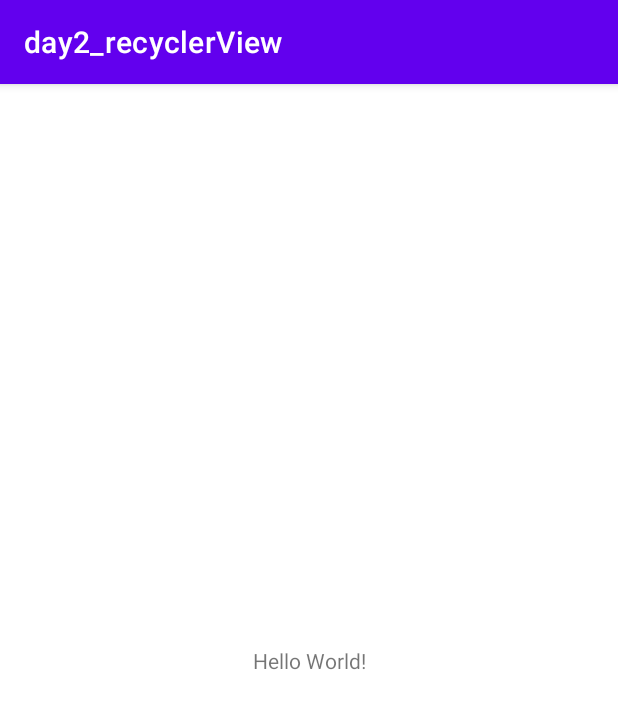
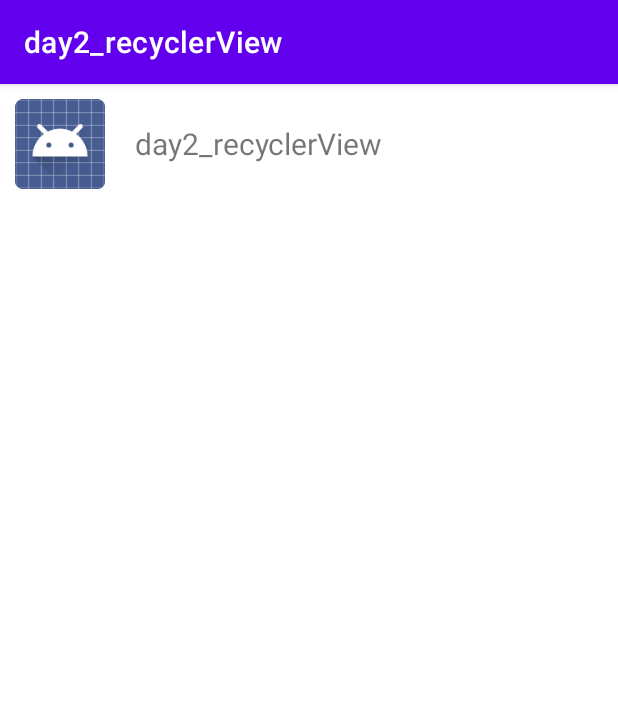
Before and after one commit to kudou-lbs/AndroidTraining, an Android app: the screen it shows after launch (MainActivity), on a phone screen of 412 x 824 dp. Shown: the top 709 px of the screen. Run offline under Robolectric (Android 15) with nearby library versions, the phone set to English and light mode, and no system bars.

Commit message:
day2_RecyclerView finish

```diff
--- a/day2_recyclerview/build.gradle
+++ b/day2_recyclerview/build.gradle
@@ -32,6 +32,7 @@ dependencies {
     implementation 'androidx.appcompat:appcompat:1.2.0'
     implementation 'com.google.android.material:material:1.3.0'
     implementation 'androidx.constraintlayout:constraintlayout:2.0.4'
+    implementation 'androidx.recyclerview:recyclerview:1.2.0'
     testImplementation 'junit:junit:4.+'
     androidTestImplementation 'androidx.test.ext:junit:1.1.2'
     androidTestImplementation 'androidx.test.espresso:espresso-core:3.3.0'
--- /dev/null
+++ b/day2_recyclerview/src/main/java/com/lbs/day2_recyclerview/AppInfo.java
@@ -0,0 +1,11 @@
+package com.lbs.day2_recyclerview;
+
+import android.graphics.drawable.Drawable;
+
+//描述app_item特征的类
+public class AppInfo {
+    //应用图标
+    public Drawable icon;
+    //应用名
+    public String name;
+}
--- /dev/null
+++ b/day2_recyclerview/src/main/java/com/lbs/day2_recyclerview/AppInfoAdapter.java
@@ -0,0 +1,56 @@
+package com.lbs.day2_recyclerview;
+
+import android.content.Context;
+import android.view.LayoutInflater;
+import android.view.View;
+import android.view.ViewGroup;
+import android.widget.ImageView;
+import android.widget.TextView;
+
+import androidx.annotation.NonNull;
+import androidx.recyclerview.widget.RecyclerView;
+
+import java.util.List;
+
+public class AppInfoAdapter extends RecyclerView.Adapter<AppInfoAdapter.ViewHolder> {
+
+    //展示内容列表
+    private List<AppInfo> list;
+    private Context context;
+
+    public AppInfoAdapter(List<AppInfo> list, Context context){
+        this.list=list;
+        this.context=context;
+    }
+
+    @NonNull
+    @Override
+    public AppInfoAdapter.ViewHolder onCreateViewHolder(@NonNull ViewGroup parent, int viewType) {
+        View contentView=LayoutInflater.from(context).inflate(R.layout.app_item,parent,false);
+        return new ViewHolder(contentView);
+    }
+
+    @Override
+    public void onBindViewHolder(@NonNull AppInfoAdapter.ViewHolder holder, int position) {
+        AppInfo appInfo=list.get(position);
+        holder.appIcon.setImageDrawable(appInfo.icon);
+        holder.appName.setText(appInfo.name);
+    }
+
+    @Override
+    public int getItemCount() {
+        return list.size();
+    }
+
+    public static class ViewHolder extends RecyclerView.ViewHolder{
+
+        ImageView appIcon;
+        TextView appName;
+
+        public ViewHolder(@NonNull View itemView) {
+            super(itemView);
+            appIcon=itemView.findViewById(R.id.app_icon);
+            appName=itemView.findViewById(R.id.app_name);
+        }
+    }
+}
--- a/day2_recyclerview/src/main/java/com/lbs/day2_recyclerview/MainActivity.java
+++ b/day2_recyclerview/src/main/java/com/lbs/day2_recyclerview/MainActivity.java
@@ -1,14 +1,55 @@
 package com.lbs.day2_recyclerview;
 
 import androidx.appcompat.app.AppCompatActivity;
+import androidx.recyclerview.widget.LinearLayoutManager;
+import androidx.recyclerview.widget.RecyclerView;
 
+import android.annotation.SuppressLint;
+import android.content.pm.ApplicationInfo;
+import android.content.pm.PackageManager;
+import android.graphics.drawable.Drawable;
 import android.os.Bundle;
+import android.util.Log;
+
+import java.util.ArrayList;
+import java.util.List;
 
 public class MainActivity extends AppCompatActivity {
+
+    private List<AppInfo> appInfoList;
 
     @Override
     protected void onCreate(Bundle savedInstanceState) {
         super.onCreate(savedInstanceState);
         setContentView(R.layout.activity_main);
+
+        init();
+    }
+
+    private void init(){
+        RecyclerView recyclerView=findViewById(R.id.recycler_view);
+        initAppInfoList();
+
+        recyclerView.setLayoutManager(new LinearLayoutManager(this));
+        AppInfoAdapter adapter=new AppInfoAdapter(appInfoList,this);
+        recyclerView.setAdapter(adapter);
+    }
+
+    private void initAppInfoList(){
+        appInfoList=new ArrayList<>();
+
+        PackageManager pm=getPackageManager();
+        @SuppressLint("WrongConstant")
+        List<ApplicationInfo> installList=
+                pm.getInstalledApplications(PackageManager.PERMISSION_GRANTED);
+        for(ApplicationInfo singleApp:installList){
+            Drawable tempAppIcon=singleApp.loadIcon(pm);
+            String tempAppName= (String) singleApp.loadLabel(pm);
+            AppInfo appInfo=new AppInfo();
+            appInfo.icon=tempAppIcon;
+            appInfo.name=tempAppName;
+            appInfoList.add(appInfo);
+            Log.d("fuckkk","add");
+        }
     }
 }
--- a/day2_recyclerview/src/main/res/layout/activity_main.xml
+++ b/day2_recyclerview/src/main/res/layout/activity_main.xml
@@ -1,18 +1,15 @@
 <?xml version="1.0" encoding="utf-8"?>
-<androidx.constraintlayout.widget.ConstraintLayout xmlns:android="http://schemas.android.com/apk/res/android"
+<LinearLayout xmlns:android="http://schemas.android.com/apk/res/android"
     xmlns:app="http://schemas.android.com/apk/res-auto"
     xmlns:tools="http://schemas.android.com/tools"
     android:layout_width="match_parent"
     android:layout_height="match_parent"
+    android:orientation="vertical"
     tools:context=".MainActivity">
 
-    <TextView
-        android:layout_width="wrap_content"
-        android:layout_height="wrap_content"
-        android:text="Hello World!"
-        app:layout_constraintBottom_toBottomOf="parent"
-        app:layout_constraintLeft_toLeftOf="parent"
-        app:layout_constraintRight_toRightOf="parent"
-        app:layout_constraintTop_toTopOf="parent" />
+    <androidx.recyclerview.widget.RecyclerView
+        android:id="@+id/recycler_view"
+        android:layout_width="match_parent"
+        android:layout_height="match_parent"/>
 
-</androidx.constraintlayout.widget.ConstraintLayout>
+</LinearLayout>
--- /dev/null
+++ b/day2_recyclerview/src/main/res/layout/app_item.xml
@@ -0,0 +1,19 @@
+<?xml version="1.0" encoding="utf-8"?>
+<LinearLayout xmlns:android="http://schemas.android.com/apk/res/android"
+    android:orientation="horizontal"
+    android:layout_width="match_parent"
+    android:layout_height="wrap_content"
+    android:padding="10dp">
+    <ImageView
+        android:id="@+id/app_icon"
+        android:layout_width="60dp"
+        android:layout_height="60dp"/>
+    <TextView
+        android:id="@+id/app_name"
+        android:layout_width="match_parent"
+        android:layout_height="match_parent"
+        android:layout_marginLeft="20dp"
+        android:textSize="20sp"
+        android:gravity="left|center_vertical"/>
+
+</LinearLayout>
```
Also changed, not shown: 1 other file.
